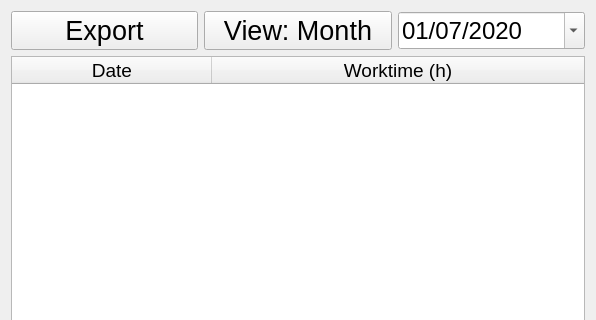
AndreWohnsland/TimeTracker, file ui/datawidget.ui: the form before one commit; both pictures show x 0 to 596 and y 0 to 320 of the 596 by 570 pixel window.
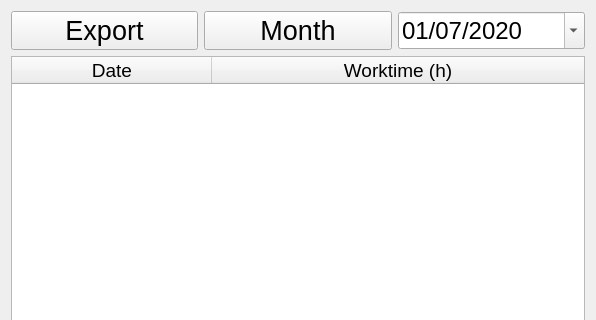
The form after the commit.

Commit message: Formatted button

What changed in the file:
```diff
--- a/ui/datawidget.ui
+++ b/ui/datawidget.ui
@@ -36,7 +36,7 @@
         </font>
        </property>
        <property name="text">
-        <string>View: Month</string>
+        <string>Month</string>
        </property>
        <property name="checkable">
         <bool>true</bool>
```
The commit also changes 2 other files.
